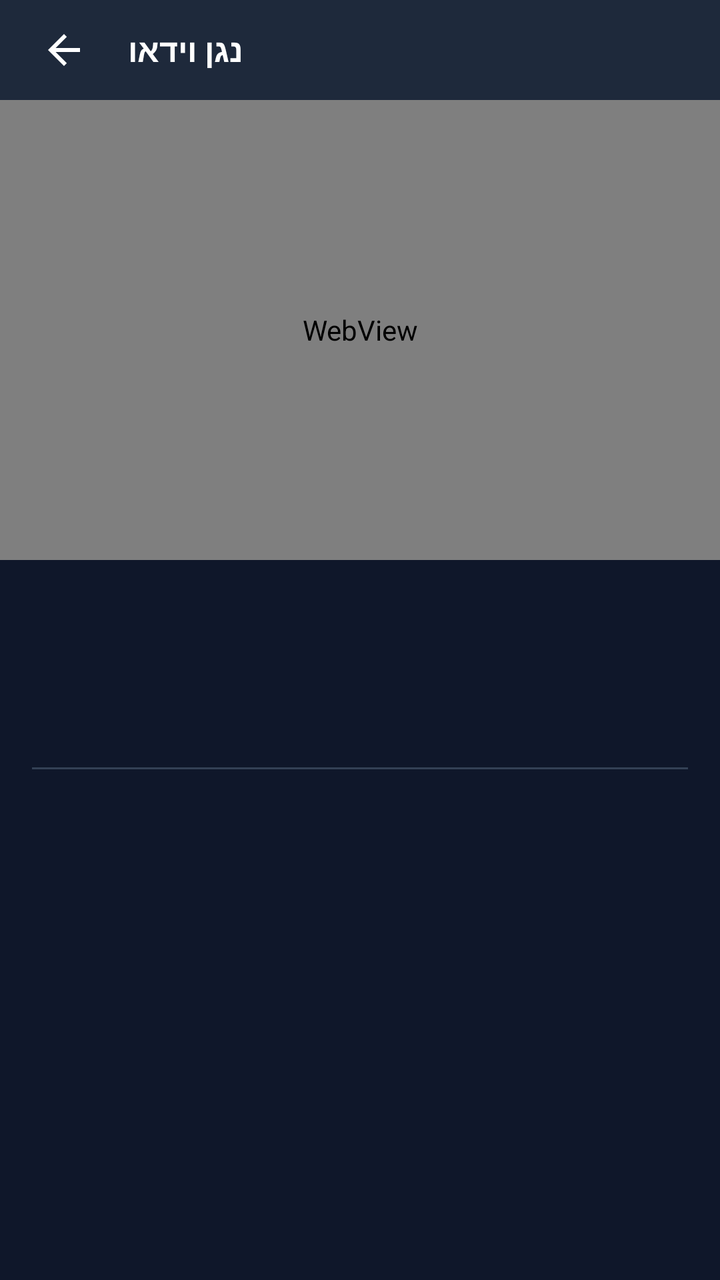
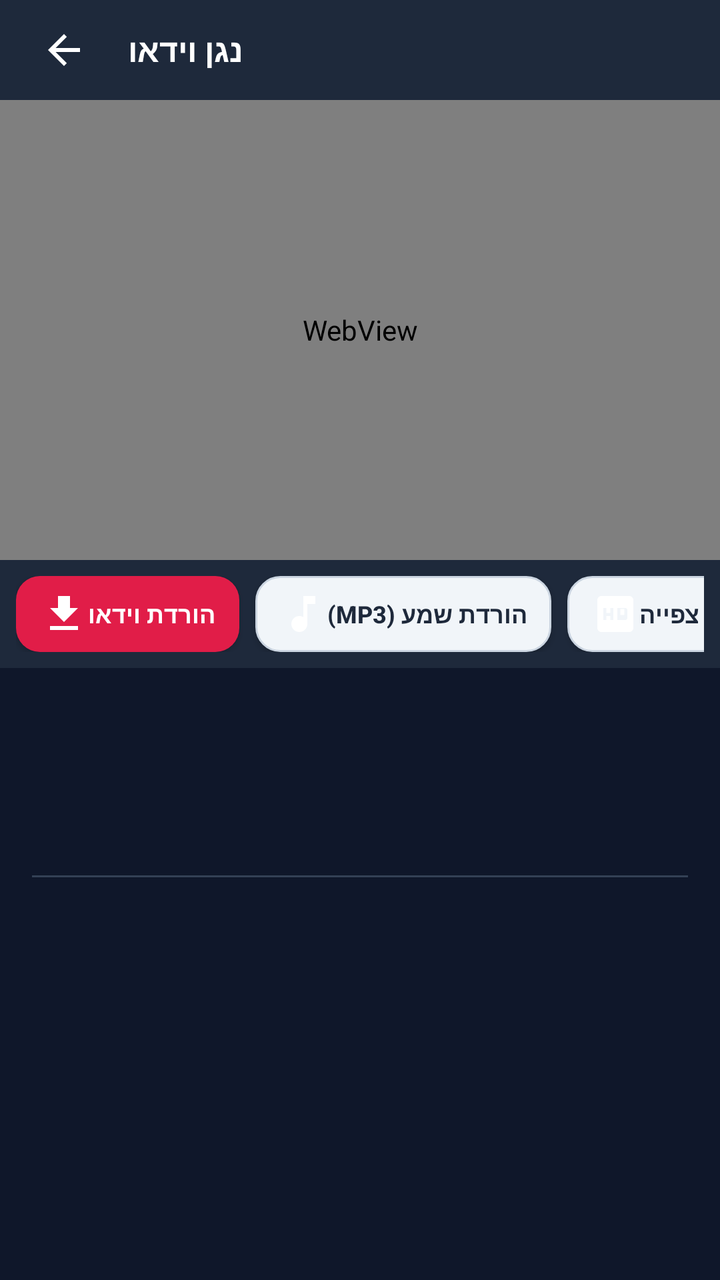

Two renders of the same Android screen: before a commit and after it. Below are the layout's source before the change and the commit's diff.
<!-- AndroidManifest.xml: application theme android:Theme.Material.Light.NoActionBar -->
<!-- res/layout/activity_player.xml -->
<?xml version="1.0" encoding="utf-8"?>
<LinearLayout xmlns:android="http://schemas.android.com/apk/res/android"
    android:layout_width="match_parent"
    android:layout_height="match_parent"
    android:background="#0F172A"
    android:orientation="vertical">

    
    <RelativeLayout
        android:layout_width="match_parent"
        android:layout_height="50dp"
        android:background="#1E293B"
        android:paddingStart="12dp"
        android:paddingEnd="12dp">

        <ImageButton
            android:id="@+id/btnPlayerBack"
            android:layout_width="40dp"
            android:layout_height="40dp"
            android:layout_centerVertical="true"
            android:background="?android:attr/selectableItemBackgroundBorderless"
            android:contentDescription="חזור"
            android:src="@drawable/ic_back" />

        <TextView
            android:layout_width="wrap_content"
            android:layout_height="wrap_content"
            android:layout_centerVertical="true"
            android:layout_marginStart="12dp"
            android:layout_toEndOf="@id/btnPlayerBack"
            android:text="@string/player_title"
            android:textColor="#FFFFFF"
            android:textSize="16sp"
            android:textStyle="bold" />
    </RelativeLayout>

    
    <FrameLayout
        android:layout_width="match_parent"
        android:layout_height="230dp"
        android:background="#000000">

        <WebView
            android:id="@+id/webViewPlayer"
            android:layout_width="match_parent"
            android:layout_height="match_parent" />
    </FrameLayout>

    
    <ScrollView
        android:layout_width="match_parent"
        android:layout_height="0dp"
        android:layout_weight="1"
        android:padding="16dp">

        <LinearLayout
            android:layout_width="match_parent"
            android:layout_height="wrap_content"
            android:orientation="vertical">

            <TextView
                android:id="@+id/tvPlayerTitle"
                android:layout_width="match_parent"
                android:layout_height="wrap_content"
                android:textColor="#F8FAFC"
                android:textSize="18sp"
                android:textStyle="bold" />

            <TextView
                android:id="@+id/tvPlayerChannel"
                android:layout_width="match_parent"
                android:layout_height="wrap_content"
                android:layout_marginTop="8dp"
                android:textColor="#38BDF8"
                android:textSize="14sp"
                android:textStyle="bold" />

            <TextView
                android:id="@+id/tvPlayerDate"
                android:layout_width="match_parent"
                android:layout_height="wrap_content"
                android:layout_marginTop="4dp"
                android:textColor="#94A3B8"
                android:textSize="12sp" />

            <View
                android:layout_width="match_parent"
                android:layout_height="1dp"
                android:layout_marginTop="16dp"
                android:layout_marginBottom="16dp"
                android:background="#334155" />

            <TextView
                android:id="@+id/tvPlayerDescription"
                android:layout_width="match_parent"
                android:layout_height="wrap_content"
                android:lineSpacingExtra="4dp"
                android:textColor="#CBD5E1"
                android:textSize="14sp" />
        </LinearLayout>
    </ScrollView>

</LinearLayout>
<!-- resources referenced by this layout -->
<resources>
  <!-- drawable ic_back (drawable) -->
  <vector xmlns:android="http://schemas.android.com/apk/res/android"
      android:width="24dp"
      android:height="24dp"
      android:viewportWidth="24"
      android:viewportHeight="24">
      <path
          android:fillColor="#FFFFFF"
          android:pathData="M20,11H7.83l5.59,-5.59L12,4l-8,8 8,8 1.41,-1.41L7.83,13H20v-2z"/>
  </vector>
  <string name="player_title">נגן וידאו</string>
</resources>

<!-- the commit's change to res/layout/activity_player.xml (unified diff, before → after) -->
@@ -45,6 +45,83 @@
             android:layout_width="match_parent"
             android:layout_height="match_parent" />
     </FrameLayout>
+
+    
+    <HorizontalScrollView
+        android:layout_width="match_parent"
+        android:layout_height="wrap_content"
+        android:background="#1E293B"
+        android:padding="8dp"
+        android:scrollbars="none">
+
+        <LinearLayout
+            android:layout_width="wrap_content"
+            android:layout_height="wrap_content"
+            android:gravity="center_vertical"
+            android:orientation="horizontal">
+
+            <Button
+                android:id="@+id/btnDownloadVideo"
+                android:layout_width="wrap_content"
+                android:layout_height="38dp"
+                android:background="@drawable/bg_button"
+                android:drawableStart="@drawable/ic_download"
+                android:paddingStart="12dp"
+                android:paddingEnd="12dp"
+                android:text="@string/btn_download_video"
+                android:textColor="#FFFFFF"
+                android:textSize="12sp"
+                android:textStyle="bold" />
+
+            <Button
+                android:id="@+id/btnDownloadAudio"
+                android:layout_width="wrap_content"
+                android:layout_height="38dp"
+                android:layout_marginStart="8dp"
+                android:background="@drawable/bg_button_secondary"
+                android:drawableStart="@drawable/ic_music"
+                android:paddingStart="12dp"
+                android:paddingEnd="12dp"
+                android:text="@string/btn_download_audio"
+                android:textColor="#1E293B"
+                android:textSize="12sp"
+                android:textStyle="bold" />
+
+            <Button
+                android:id="@+id/btnWatchQuality"
+                android:layout_width="wrap_content"
+                android:layout_height="38dp"
+                android:layout_marginStart="8dp"
+                android:background="@drawable/bg_button_secondary"
+                android:drawableStart="@drawable/ic_quality"
+                android:paddingStart="12dp"
+                android:paddingEnd="12dp"
+                android:text="@string/btn_watch_quality"
+                android:textColor="#1E293B"
+                android:textSize="12sp"
+                android:textStyle="bold" />
+
+            <Button
+                android:id="@+id/btnSwitchServer"
+                android:layout_width="wrap_content"
+                android:layout_height="38dp"
+                android:layout_marginStart="8dp"
+                android:background="@drawable/bg_button_secondary"
+                android:paddingStart="12dp"
+                android:paddingEnd="12dp"
+                android:text="@string/btn_switch_server"
+                android:textColor="#1E293B"
+                android:textSize="12sp"
+                android:textStyle="bold" />
+
+            <ProgressBar
+                android:id="@+id/pbDownloadLoading"
+                android:layout_width="24dp"
+                android:layout_height="24dp"
+                android:layout_marginStart="8dp"
+                android:visibility="gone" />
+        </LinearLayout>
+    </HorizontalScrollView>
 
     
     <ScrollView
<!-- resource entries referenced after the edit -->
@@ -1,5 +1,22 @@
 <!-- resources referenced by this layout -->
 <resources>
+  <!-- drawable bg_button (drawable) -->
+  <?xml version="1.0" encoding="utf-8"?>
+  <shape xmlns:android="http://schemas.android.com/apk/res/android"
+      android:shape="rectangle">
+      <solid android:color="#E11D48" />
+      <corners android:radius="12dp" />
+  </shape>
+  <!-- drawable bg_button_secondary (drawable) -->
+  <?xml version="1.0" encoding="utf-8"?>
+  <shape xmlns:android="http://schemas.android.com/apk/res/android"
+      android:shape="rectangle">
+      <solid android:color="#F1F5F9" />
+      <corners android:radius="12dp" />
+      <stroke
+          android:width="1dp"
+          android:color="#CBD5E1" />
+  </shape>
   <!-- drawable ic_back (drawable) -->
   <vector xmlns:android="http://schemas.android.com/apk/res/android"
       android:width="24dp"
@@ -10,6 +27,40 @@
           android:fillColor="#FFFFFF"
           android:pathData="M20,11H7.83l5.59,-5.59L12,4l-8,8 8,8 1.41,-1.41L7.83,13H20v-2z"/>
   </vector>
+  <!-- drawable ic_download (drawable) -->
+  <vector xmlns:android="http://schemas.android.com/apk/res/android"
+      android:width="24dp"
+      android:height="24dp"
+      android:viewportWidth="24"
+      android:viewportHeight="24">
+      <path
+          android:fillColor="#FFFFFF"
+          android:pathData="M19,9h-4V3H9v6H5l7,7 7,-7zM5,18v2h14v-2H5z"/>
+  </vector>
+  <!-- drawable ic_music (drawable) -->
+  <vector xmlns:android="http://schemas.android.com/apk/res/android"
+      android:width="24dp"
+      android:height="24dp"
+      android:viewportWidth="24"
+      android:viewportHeight="24">
+      <path
+          android:fillColor="#FFFFFF"
+          android:pathData="M12,3v10.55c-0.59,-0.34 -1.27,-0.55 -2,-0.55 -2.21,0 -4,1.79 -4,4s1.79,4 4,4 4,-1.79 4,-4V7h4V3h-6z"/>
+  </vector>
+  <!-- drawable ic_quality (drawable) -->
+  <vector xmlns:android="http://schemas.android.com/apk/res/android"
+      android:width="24dp"
+      android:height="24dp"
+      android:viewportWidth="24"
+      android:viewportHeight="24">
+      <path
+          android:fillColor="#FFFFFF"
+          android:pathData="M19,3H5c-1.1,0 -2,0.9 -2,2v14c0,1.1 0.9,2 2,2h14c1.1,0 2,-0.9 2,-2V5c0,-1.1 -0.9,-2 -2,-2zm-8,12H9.5v-2h-2v2H6V9h1.5v2.5h2V9H11v6zm7,-1c0,0.55 -0.45,1 -1,1h-4V9h4c0.55,0 1,0.45 1,1v5zm-1.5,-4.5h-2v3h2v-3z"/>
+  </vector>
+  <string name="btn_download_audio">הורדת שמע (MP3)</string>
+  <string name="btn_download_video">הורדת וידאו</string>
+  <string name="btn_switch_server">החלף נגן</string>
+  <string name="btn_watch_quality">איכות צפייה</string>
   <string name="player_title">נגן וידאו</string>
 </resources>
 
